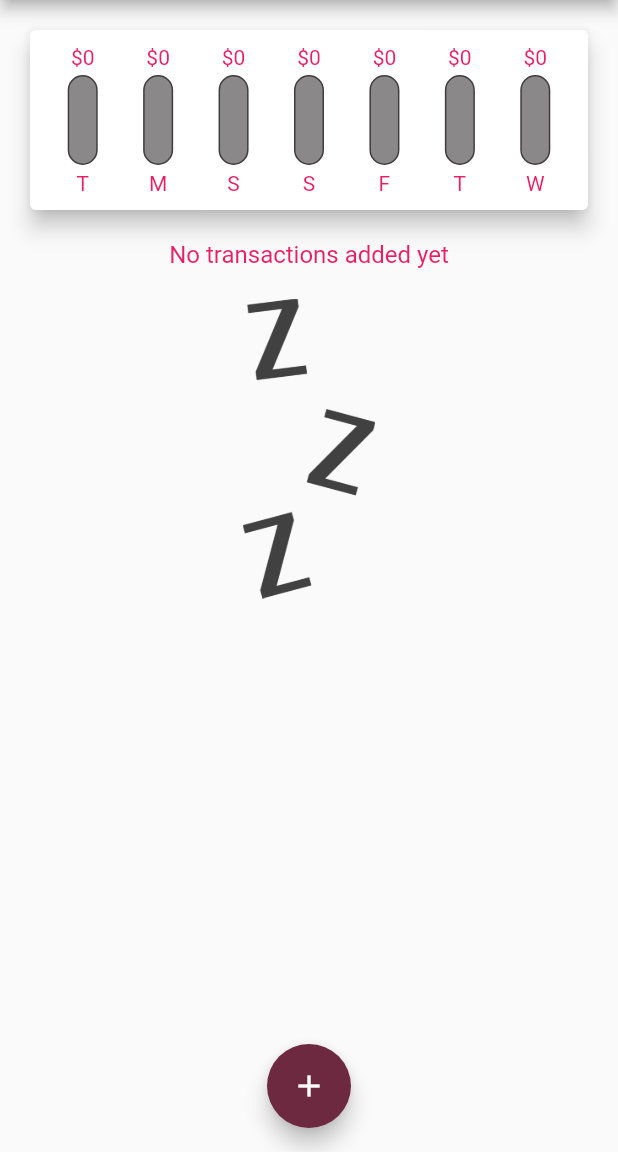
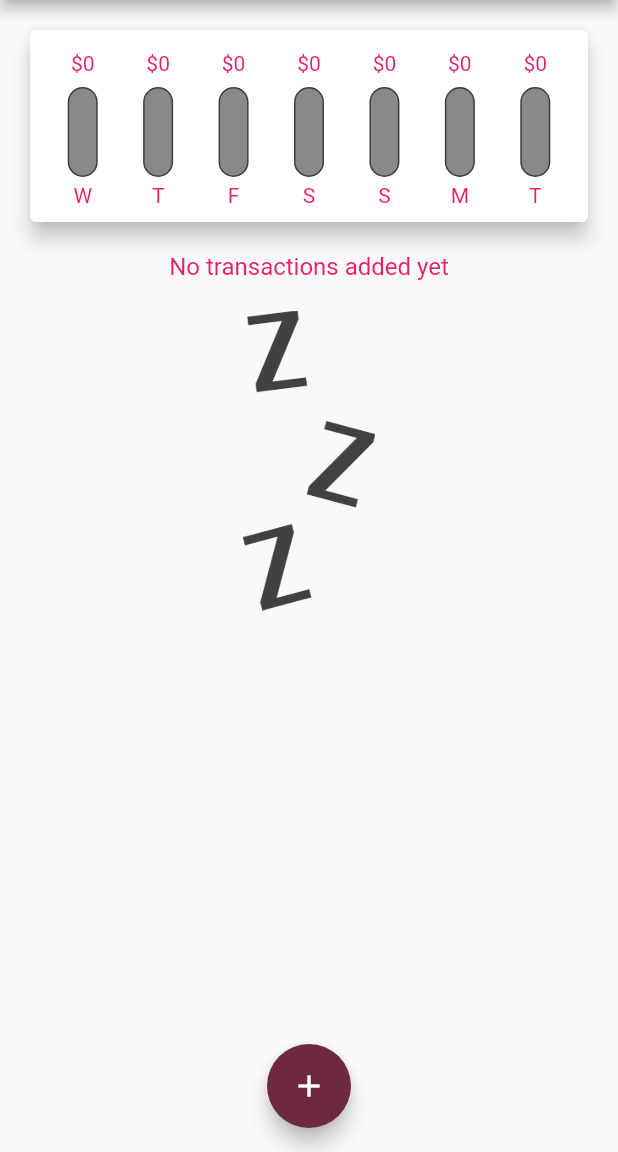
Before and after one commit to Tota6/expensess_personal, a Flutter app: the screen it shows after launch, on a phone screen of 412 x 824 dp, the part 84-1236 px from its top. Run offline on Flutter 3.47's test engine with Material 2 defaults, Android fonts, the phone set to English and light mode, and no system bars.

```diff
--- a/lib/widgets/chart.dart
+++ b/lib/widgets/chart.dart
@@ -29,7 +29,7 @@ class Chart extends StatelessWidget {
         'day': DateFormat.E().format(weekDay).substring(0, 1),
         'amount': totalSum,
       };
-    });
+    }).reversed.toList();
   }
 
   double get totalSpending {
--- a/lib/widgets/chart_bar.dart
+++ b/lib/widgets/chart_bar.dart
@@ -11,7 +11,10 @@ class ChartBar extends StatelessWidget {
   Widget build(BuildContext context) {
     return Column(
       children: <Widget>[
-        FittedBox(child: Text('\$${spendingAmount.toStringAsFixed(0)}')),
+        Padding(
+            padding: EdgeInsets.symmetric(vertical: 4),
+            child: FittedBox(
+                child: Text('\$${spendingAmount.toStringAsFixed(0)}'))),
         const SizedBox(
           height: 4,
         ),
```
